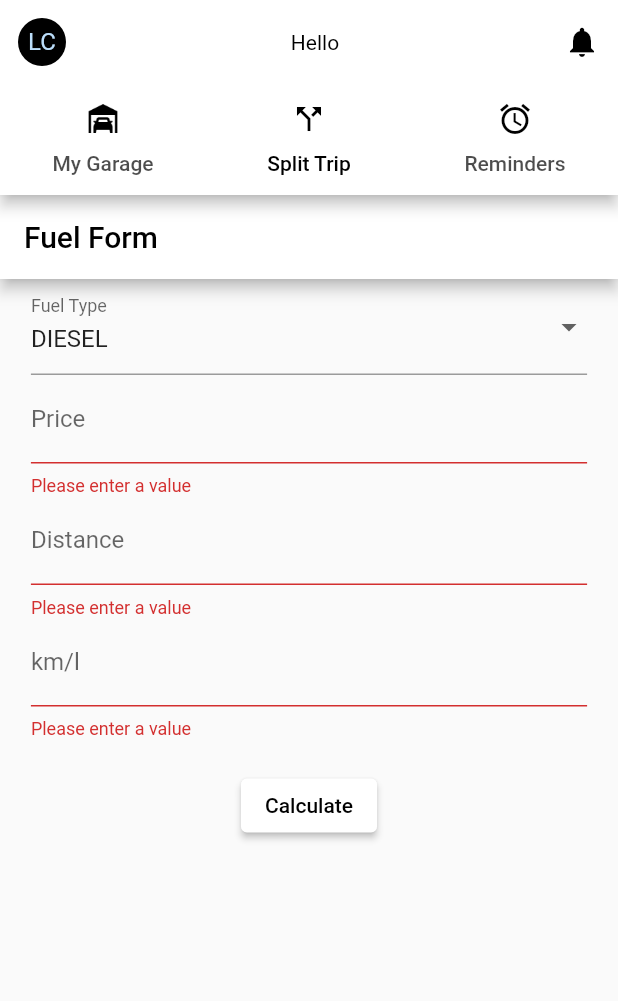
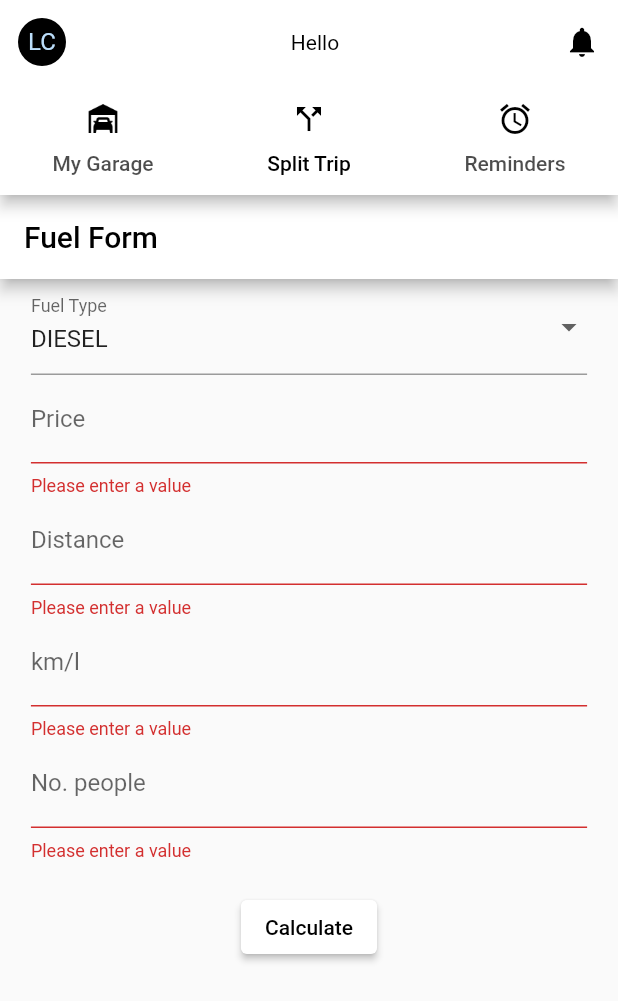
Before and after one commit to constantinLu/auto_drive, a Flutter app: the screen it shows after launch, tab 2 chosen, after a tap on "Calculate", on a phone screen of 412 x 824 dp. Shown: the top 1001 px of the screen. Run offline on Flutter 3.47's test engine with Material 2 defaults, Android fonts, the phone set to English and light mode, and no system bars.

```diff
--- a/lib/views/trip_splitter_view.dart
+++ b/lib/views/trip_splitter_view.dart
@@ -17,6 +17,8 @@ class _TripSplitterState extends State<TripSplitter> {
   String? _distance;
 
   String? _kmPerL;
+
+  String? _noPeople;
 
   @override
   Widget build(BuildContext context) {
@@ -57,21 +59,31 @@ class _TripSplitterState extends State<TripSplitter> {
                 ),
                 TextFormField(
                   keyboardType: TextInputType.number,
+                  textInputAction: TextInputAction.next,
                   decoration: const InputDecoration(labelText: 'Price'),
                   validator: validateNumber,
                   onSaved: (value) => _price = value,
                 ),
                 TextFormField(
                   keyboardType: TextInputType.number,
+                  textInputAction: TextInputAction.next,
                   decoration: const InputDecoration(labelText: 'Distance'),
                   validator: validateNumber,
                   onSaved: (value) => _distance = value,
                 ),
                 TextFormField(
                   keyboardType: TextInputType.number,
+                  textInputAction: TextInputAction.next,
                   decoration: const InputDecoration(labelText: 'km/l'),
                   validator: validateNumber,
                   onSaved: (value) => _kmPerL = value,
+                ),
+                TextFormField(
+                  keyboardType: TextInputType.number,
+                  textInputAction: TextInputAction.done,
+                  decoration: const InputDecoration(labelText: 'No. people'),
+                  validator: validateNumber,
+                  onSaved: (value) => _noPeople = value,
                 ),
                 const SizedBox(height: 20),
                 ElevatedButton(
@@ -103,15 +115,26 @@ class _TripSplitterState extends State<TripSplitter> {
       double price = double.parse(_price!);
       double distance = double.parse(_distance!);
       double kmPerL = double.parse(_kmPerL!);
+      double noPeople = double.parse(_noPeople!);
 
       double totalCost = (distance / kmPerL) * price;
+      double costByPerson = totalCost / noPeople;
 
       showDialog(
         context: context,
         builder: (BuildContext context) {
           return AlertDialog(
-            title: const Text('Calculation Result'),
-            content: Text('Total cost for the trip is: ${totalCost.toStringAsFixed(2)} RON'),
+            title: const Center(child: Text('Trip Calculator')),
+            content: SizedBox(
+              width: 80,
+              height: 40,
+              child: Column(
+                children: [
+                  Text('Cost for the trip is: ${totalCost.toStringAsFixed(2)} RON'),
+                  Text('Price by person is: ${costByPerson.toStringAsFixed(2)} RON')
+                ],
+              ),
+            ),
             actions: [
               TextButton(
                 child: const Text('Close'),
--- a/lib/widget/scraper.dart
+++ b/lib/widget/scraper.dart
@@ -69,14 +69,10 @@ class _ScraperState extends State<Scraper> {
 
             return ListTile(
               leading: CircleAvatar(
-                // Displaying the station logo inside the CircleAvatar.
-                // Make sure the logo URL provided by the scraper is accessible.
-                // Otherwise, you might need to handle potential errors with displaying the image.
                 backgroundImage: NetworkImage(currentStation.logo),
               ),
               title: Text(currentStation.companyName),
-              subtitle:
-                  Text('Fuel Type: ${currentFuel.type}\nAddress: ${currentStation.address}'),
+              subtitle: Text('Fuel Type: ${currentFuel.type}\nAddress: ${currentStation.address}'),
               trailing: Text('${currentFuel.money} LEI'),
             );
           }),
```
Also changed, not shown: .github/workflows/deploy_play_store.yaml (added).
